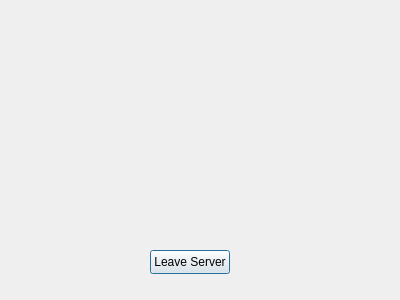
The window that QtClient/QtClient/canvaspaint.ui (macovei-alex/MCProject) describes before a commit, drawn with Qt 5.
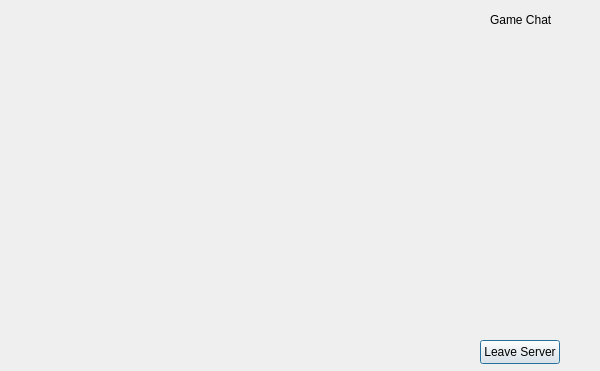
The same window after the commit.

Commit message: Added Game Chat widget

Diff of the .ui file:
```diff
--- a/QtClient/QtClient/canvaspaint.ui
+++ b/QtClient/QtClient/canvaspaint.ui
@@ -6,18 +6,27 @@
    <rect>
     <x>0</x>
     <y>0</y>
-    <width>400</width>
-    <height>300</height>
+    <width>600</width>
+    <height>371</height>
    </rect>
   </property>
   <property name="windowTitle">
    <string>Canvas</string>
   </property>
+  <widget class="QWidget" name="GameChat" native="true">
+   <property name="geometry">
+    <rect>
+     <x>440</x>
+     <y>0</y>
+     <width>161</width>
+     <height>371</height>
+    </rect>
+   </property>
   <widget class="QPushButton" name="LeaveServerButton">
    <property name="geometry">
     <rect>
-     <x>150</x>
-     <y>250</y>
+      <x>40</x>
+      <y>340</y>
      <width>80</width>
      <height>24</height>
     </rect>
@@ -25,6 +34,30 @@
    <property name="text">
     <string>Leave Server</string>
    </property>
+   </widget>
+   <widget class="QLabel" name="GameChatLabel">
+    <property name="geometry">
+     <rect>
+      <x>50</x>
+      <y>10</y>
+      <width>81</width>
+      <height>20</height>
+     </rect>
+    </property>
+    <property name="text">
+     <string>Game Chat</string>
+    </property>
+   </widget>
+   <widget class="QWidget" name="ChatMessages" native="true">
+    <property name="geometry">
+     <rect>
+      <x>-1</x>
+      <y>40</y>
+      <width>161</width>
+      <height>291</height>
+     </rect>
+    </property>
+   </widget>
   </widget>
  </widget>
  <resources/>
```
Lines whose indentation alone changed are shown as unchanged. The commit also changes 6 other files.
